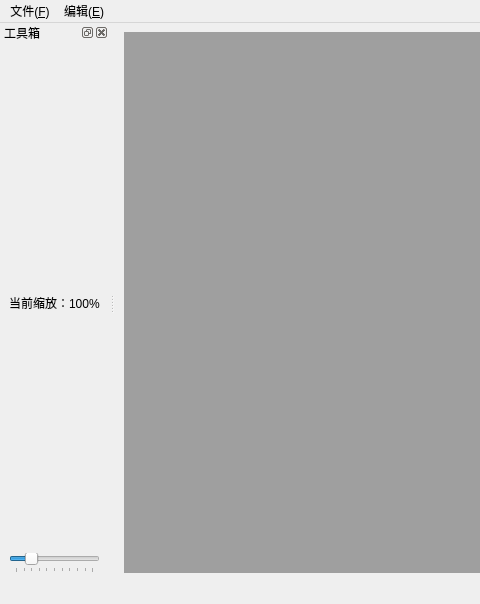
DaydreamerLiu/PSvidio, file mainwindow.ui: the form before one commit; both pictures show x 0 to 480 and y 0 to 604 of the 947 by 604 pixel window.
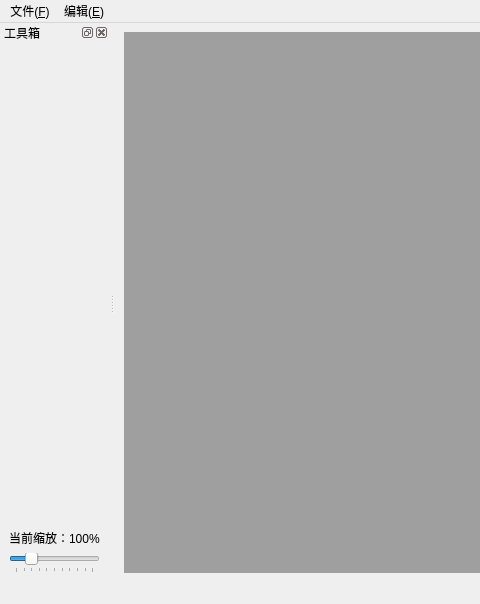
The form after the commit.

```diff
--- a/mainwindow.ui
+++ b/mainwindow.ui
@@ -59,6 +59,12 @@
        <property name="orientation">
         <enum>Qt::Orientation::Vertical</enum>
        </property>
+       <property name="sizeHint" stdset="0">
+        <size>
+         <width>0</width>
+         <height>0</height>
+        </size>
+       </property>
       </spacer>
      </item>
      <item>
```
Left out of the diff: 19 changed lines with no effect on the pictures.
